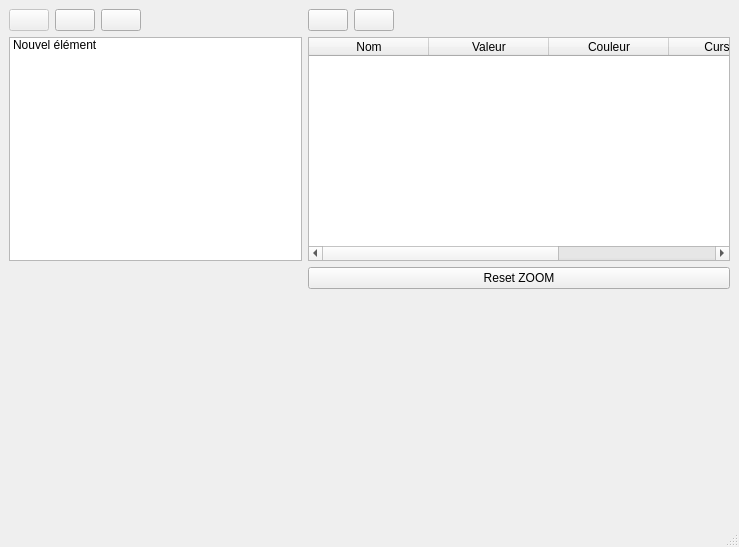
Above: PluginModules/DataGraph/ihm_DataGraph.ui from CRLG/LABOTBOX before the change. Below: the same form after it.
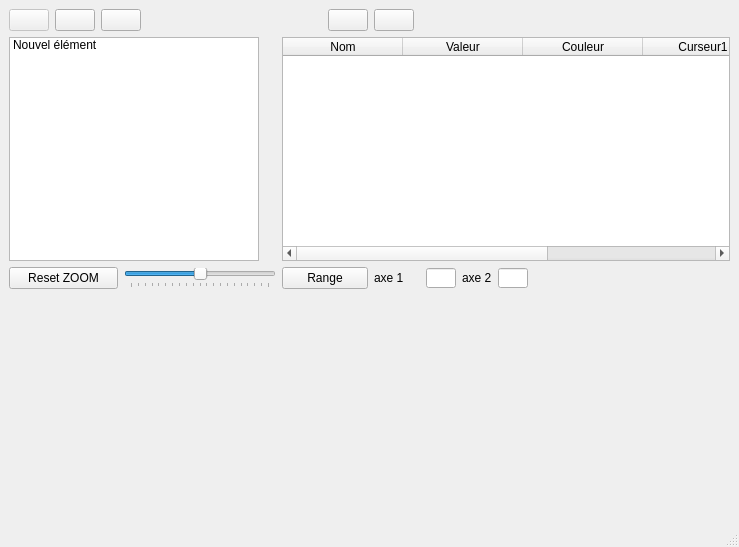
That is the form after the change. Icons and pictures are not drawn. Custom widgets are drawn as their Qt base class.

Commit message: Filtres dans le plugin SensorView et amélioration des zoom dans le plugin DataGrph

```diff
--- a/PluginModules/DataGraph/ihm_DataGraph.ui
+++ b/PluginModules/DataGraph/ihm_DataGraph.ui
@@ -61,7 +61,7 @@
       </property>
      </widget>
     </item>
-    <item row="0" column="2">
+    <item row="0" column="2" colspan="2">
      <widget class="QPushButton" name="pb_cusor">
       <property name="enabled">
        <bool>true</bool>
@@ -84,7 +84,7 @@
       </property>
      </widget>
     </item>
-    <item row="0" column="3">
+    <item row="0" column="4">
      <spacer name="horizontalSpacer_2">
       <property name="orientation">
        <enum>Qt::Horizontal</enum>
@@ -97,7 +97,7 @@
       </property>
      </spacer>
     </item>
-    <item row="0" column="4">
+    <item row="0" column="5">
      <widget class="QPushButton" name="PB_refresh_liste">
       <property name="toolTip">
        <string>Mise à jour de la liste des variables disponibles</string>
@@ -120,7 +120,7 @@
       </property>
      </widget>
     </item>
-    <item row="0" column="5">
+    <item row="0" column="6">
      <widget class="QPushButton" name="pb_up">
       <property name="enabled">
        <bool>true</bool>
@@ -143,7 +143,7 @@
       </property>
      </widget>
     </item>
-    <item row="0" column="6">
+    <item row="0" column="7">
      <widget class="QPushButton" name="pb_down">
       <property name="toolTip">
        <string>Descend  la variable sélectionnée dans la liste</string>
@@ -157,7 +157,7 @@
       </property>
      </widget>
     </item>
-    <item row="0" column="7">
+    <item row="0" column="8" colspan="6">
      <spacer name="horizontalSpacer">
       <property name="orientation">
        <enum>Qt::Horizontal</enum>
@@ -172,6 +172,12 @@
     </item>
     <item row="1" column="0" colspan="5">
      <widget class="QListWidget" name="liste_variables">
+      <property name="maximumSize">
+       <size>
+        <width>250</width>
+        <height>16777215</height>
+       </size>
+      </property>
       <property name="alternatingRowColors">
        <bool>true</bool>
       </property>
@@ -194,7 +200,7 @@
       </item>
      </widget>
     </item>
-    <item row="1" column="5" colspan="3">
+    <item row="1" column="5" colspan="9">
      <widget class="QTableWidget" name="table_variables_valeurs">
       <property name="columnCount">
        <number>5</number>
@@ -238,14 +244,7 @@
       </column>
      </widget>
     </item>
-    <item row="2" column="2">
-     <widget class="QLabel" name="label_deltaT">
-      <property name="text">
-       <string/>
-      </property>
-     </widget>
-    </item>
-    <item row="2" column="5" colspan="3">
+    <item row="2" column="0" colspan="3">
      <widget class="QPushButton" name="pb_resetZoom">
       <property name="toolTip">
        <string>Efface le zoom</string>
@@ -255,7 +254,102 @@
       </property>
      </widget>
     </item>
-    <item row="3" column="0" colspan="8">
+    <item row="2" column="3" colspan="2">
+     <widget class="QSlider" name="sliderZoom">
+      <property name="minimum">
+       <number>-100</number>
+      </property>
+      <property name="maximum">
+       <number>100</number>
+      </property>
+      <property name="orientation">
+       <enum>Qt::Horizontal</enum>
+      </property>
+      <property name="tickPosition">
+       <enum>QSlider::TicksBelow</enum>
+      </property>
+     </widget>
+    </item>
+    <item row="2" column="5" colspan="2">
+     <widget class="QPushButton" name="pb_Range">
+      <property name="text">
+       <string>Range</string>
+      </property>
+     </widget>
+    </item>
+    <item row="2" column="7" colspan="2">
+     <widget class="QLabel" name="label">
+      <property name="text">
+       <string>axe 1</string>
+      </property>
+     </widget>
+    </item>
+    <item row="2" column="9">
+     <widget class="QLineEdit" name="inputRangeAxe1">
+      <property name="minimumSize">
+       <size>
+        <width>30</width>
+        <height>20</height>
+       </size>
+      </property>
+      <property name="maximumSize">
+       <size>
+        <width>50</width>
+        <height>20</height>
+       </size>
+      </property>
+     </widget>
+    </item>
+    <item row="2" column="10">
+     <widget class="QLabel" name="label_2">
+      <property name="text">
+       <string>axe 2</string>
+      </property>
+     </widget>
+    </item>
+    <item row="2" column="11">
+     <widget class="QLineEdit" name="inputRangeAxe2">
+      <property name="minimumSize">
+       <size>
+        <width>30</width>
+        <height>20</height>
+       </size>
+      </property>
+      <property name="maximumSize">
+       <size>
+        <width>50</width>
+        <height>20</height>
+       </size>
+      </property>
+     </widget>
+    </item>
+    <item row="2" column="12">
+     <spacer name="horizontalSpacer_3">
+      <property name="orientation">
+       <enum>Qt::Horizontal</enum>
+      </property>
+      <property name="sizeHint" stdset="0">
+       <size>
+        <width>129</width>
+        <height>20</height>
+       </size>
+      </property>
+     </spacer>
+    </item>
+    <item row="2" column="13">
+     <widget class="QLabel" name="label_deltaT">
+      <property name="minimumSize">
+       <size>
+        <width>80</width>
+        <height>20</height>
+       </size>
+      </property>
+      <property name="text">
+       <string/>
+      </property>
+     </widget>
+    </item>
+    <item row="3" column="0" colspan="14">
      <widget class="QCustomPlot" name="customPlot" native="true">
       <property name="minimumSize">
        <size>
```
The commit also changes 6 other files.
